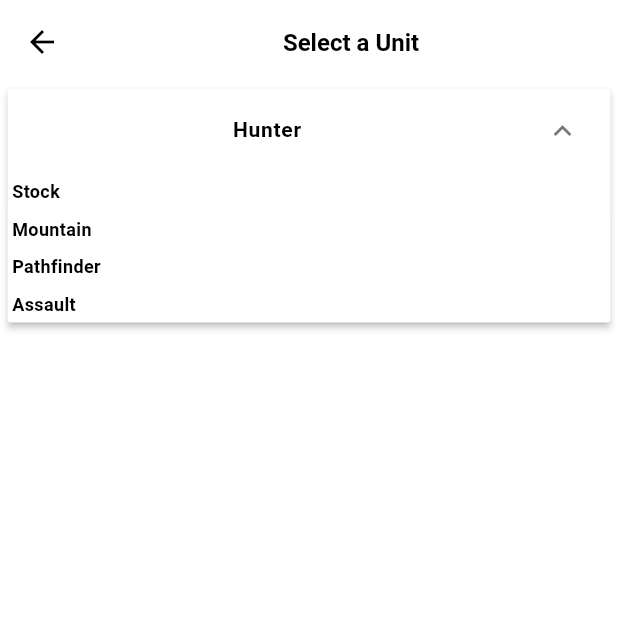
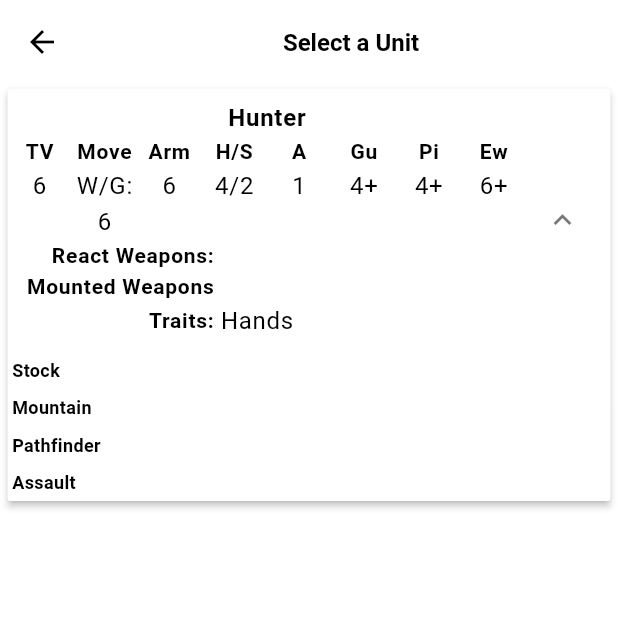
Before and after one commit to Ariemeth/gearforce, a Flutter app: the UnitSelectionScreen screen opened directly with empty values, after a tap on "Hunter", on a phone screen of 412 x 824 dp, the top half of it. Run offline on Flutter 3.47's test engine with Material 3 defaults, Android fonts, the phone set to English and light mode, and no system bars; our stand-ins replace flutter_bloc, shared_preferences; accounts and stored records are empty; generated files the repository leaves out were written again.

Commit message:
Added base unit stats to the header for units in the add units screen

```diff
--- a/lib/src/models/roster/weapon/weapon_spec_list_extensions.dart
+++ b/lib/src/models/roster/weapon/weapon_spec_list_extensions.dart
@@ -16,4 +16,12 @@ extension WeaponSpecListExtensions on List<WeaponSpec> {
     }
     return List<WeaponSpec>.unmodifiable(copied);
   }
+
+  /// Returns all weapons where `isReact` is true.
+  List<WeaponSpec> get reactWeapons =>
+      where((ws) => ws.weapons.any((w) => w.isReact)).toList();
+
+  /// Returns all weapons where `isReact` is false (mounted weapons).
+  List<WeaponSpec> get mountedWeapons =>
+      where((ws) => ws.weapons.any((w) => !w.isReact)).toList();
 }
--- a/lib/src/pages/roster/screens/unit_selection_screen.dart
+++ b/lib/src/pages/roster/screens/unit_selection_screen.dart
@@ -1,8 +1,11 @@
 import 'package:flutter/material.dart';
 import 'package:flutter_bloc/flutter_bloc.dart';
 import 'package:gearforce/src/models/roster/squad.dart';
+import 'package:gearforce/src/models/roster/unit/unit.dart' show Unit;
 import 'package:gearforce/src/models/roster/unit/unit_list_extensions.dart';
+import 'package:gearforce/src/models/roster/weapon/weapon_spec_list_extensions.dart';
 import 'package:gearforce/src/pages/roster/bloc/roster_bloc.dart';
+import 'package:gearforce/src/pages/roster/widgets/unit_list_header_card.dart';
 import 'package:gearforce/src/predefined/filters/unit_filters.dart';
 import 'package:gearforce/src/theme/app_theme.dart';
 
@@ -64,9 +67,7 @@ class _UnitSelectionScreenState extends State<UnitSelectionScreen> {
                   return ListTile(
                     contentPadding: EdgeInsets.all(0),
                     titleAlignment: ListTileTitleAlignment.center,
-                    title: Center(
-                      child: Text(unit.name, style: AppTheme.subtitleStyle),
-                    ),
+                    title: UnitListHeaderCard(unit: unit),
                   );
                 },
                 body: Align(
--- a/lib/src/pages/roster/widgets/add_squad_button.dart
+++ b/lib/src/pages/roster/widgets/add_squad_button.dart
@@ -35,13 +35,6 @@ class AddSquadButton extends StatelessWidget {
               models: [],
             );
             context.read<RosterBloc>().add(AddSquad(squad: newSquad));
-
-            // Navigate to squad details screen automatically
-            Navigator.of(context).push(
-              MaterialPageRoute(
-                builder: (context) => SquadDetailsScreen(squad: newSquad),
-              ),
-            );
           },
           child: Text(
             AppLocalizations.of(context)!.addSquadButtonText,
--- /dev/null
+++ b/lib/src/pages/roster/widgets/unit_list_header_card.dart
@@ -0,0 +1,186 @@
+import 'package:flutter/material.dart';
+import 'package:gearforce/src/models/roster/trait/trait.dart' show Trait;
+import 'package:gearforce/src/models/roster/unit/unit.dart' show Unit;
+import 'package:gearforce/src/models/roster/weapon/weapon_spec.dart';
+import 'package:gearforce/src/models/roster/weapon/weapon_spec_list_extensions.dart';
+import 'package:gearforce/src/theme/app_theme.dart';
+
+const double _weaponAndTraitWidth = 138.0;
+const SizedBox _weaponAndTraitLabelSpacer = SizedBox(width: 4.0);
+const double _attributeLabelFontSize = 14;
+const FontWeight _attributeLabelFontWeight = FontWeight.w700;
+const double _attributeValueFontSize = 16;
+const FontWeight _attributeValueFontWeight = FontWeight.normal;
+
+class UnitListHeaderCard extends StatelessWidget {
+  const UnitListHeaderCard({super.key, required this.unit});
+
+  final Unit unit;
+
+  @override
+  Widget build(BuildContext context) {
+    return _SmallUnitListHeader(unit: unit);
+  }
+}
+
+class _SmallUnitListHeader extends StatelessWidget {
+  const _SmallUnitListHeader({required this.unit});
+
+  final Unit unit;
+
+  @override
+  Widget build(BuildContext context) {
+    final reactWeapons = unit.base.weapons.reactWeapons;
+    final mountedWeapons = unit.base.weapons.mountedWeapons;
+    final traits = unit.base.traits;
+
+    final resultWidget = Column(
+      children: [
+        Text(unit.name, style: AppTheme.titleStyle),
+        Table(
+          children: [
+            const TableRow(
+              children: [
+                Center(child: _UnitAttributeLabel('TV')),
+                Center(child: _UnitAttributeLabel('Move')),
+                Center(child: _UnitAttributeLabel('Arm')),
+                Center(child: _UnitAttributeLabel('H/S')),
+                Center(child: _UnitAttributeLabel('A')),
+                Center(child: _UnitAttributeLabel('Gu')),
+                Center(child: _UnitAttributeLabel('Pi')),
+                Center(child: _UnitAttributeLabel('Ew')),
+              ],
+            ),
+            TableRow(
+              children: [
+                Center(child: _UnitAttributeValue('${unit.base.tv}')),
+                Center(child: _UnitAttributeValue('${unit.base.movement}')),
+                Center(child: _UnitAttributeValue('${unit.base.armor}')),
+                Center(
+                  child: _UnitAttributeValue('${unit.base.hullStructure}'),
+                ),
+                Center(child: _UnitAttributeValue('${unit.base.actions}')),
+                Center(child: _UnitAttributeValue('${unit.base.gu}')),
+                Center(child: _UnitAttributeValue('${unit.base.pi}')),
+                Center(child: _UnitAttributeValue('${unit.base.ew}')),
+              ],
+            ),
+          ],
+        ),
+        Row(
+          children: [
+            const SizedBox(
+              width: _weaponAndTraitWidth,
+              child: _UnitAttributeLabel(
+                'React Weapons:',
+                textAlign: TextAlign.right,
+              ),
+            ),
+            _weaponAndTraitLabelSpacer,
+            ..._buildWeaponWidgets(reactWeapons),
+          ],
+        ),
+        Row(
+          children: [
+            const SizedBox(
+              width: _weaponAndTraitWidth,
+              child: _UnitAttributeLabel(
+                'Mounted Weapons',
+                textAlign: TextAlign.right,
+              ),
+            ),
+            _weaponAndTraitLabelSpacer,
+            ..._buildWeaponWidgets(mountedWeapons),
+          ],
+        ),
+        Row(
+          children: [
+            const SizedBox(
+              width: _weaponAndTraitWidth,
+              child: _UnitAttributeLabel('Traits:', textAlign: TextAlign.right),
+            ),
+            _weaponAndTraitLabelSpacer,
+            ..._buildTraitWidgets(traits),
+          ],
+        ),
+      ],
+    );
+
+    return resultWidget;
+  }
+
+  List<Widget> _buildWeaponWidgets(List<WeaponSpec> weapons) {
+    return weapons.asMap().entries.map((entry) {
+      final index = entry.key;
+      final weapon = entry.value;
+      final isLast = index == weapons.length - 1;
+      return _UnitAttributeValue(
+        isLast ? weapon.code : '${weapon.code}, ',
+        textAlign: TextAlign.left,
+      );
+    }).toList();
+  }
+
+  List<Widget> _buildTraitWidgets(List<Trait> traits) {
+    return traits.asMap().entries.map((entry) {
+      final index = entry.key;
+      final trait = entry.value;
+      final isLast = index == traits.length - 1;
+      return _UnitAttributeValue(
+        isLast ? trait.name : '${trait.name}, ',
+        tooltipMessage: trait.description,
+        textAlign: TextAlign.left,
+      );
+    }).toList();
+  }
+}
+
+class _UnitAttributeLabel extends StatelessWidget {
+  const _UnitAttributeLabel(
+    this.labelText, {
+    this.textAlign = TextAlign.center,
+  });
+
+  final String labelText;
+  final TextAlign textAlign;
+
+  @override
+  Widget build(BuildContext context) {
+    return Text(
+      labelText,
+      textAlign: textAlign,
+      style: TextStyle(
+        fontSize: _attributeLabelFontSize,
+        fontWeight: _attributeLabelFontWeight,
+      ),
+    );
+  }
+}
+
+class _UnitAttributeValue extends StatelessWidget {
+  const _UnitAttributeValue(
+    this.labelText, {
+    this.textAlign = TextAlign.center,
+    this.tooltipMessage,
+  });
+
+  final String labelText;
+  final TextAlign textAlign;
+  final String? tooltipMessage;
+
+  @override
+  Widget build(BuildContext context) {
+    final textWidget = Text(
+      labelText,
+      textAlign: textAlign,
+      style: TextStyle(
+        fontSize: _attributeValueFontSize,
+        fontWeight: _attributeValueFontWeight,
+      ),
+    );
+
+    return tooltipMessage == null
+        ? textWidget
+        : Tooltip(message: tooltipMessage, child: textWidget);
+  }
+}
```
Also changed, not shown: 1 other file.
